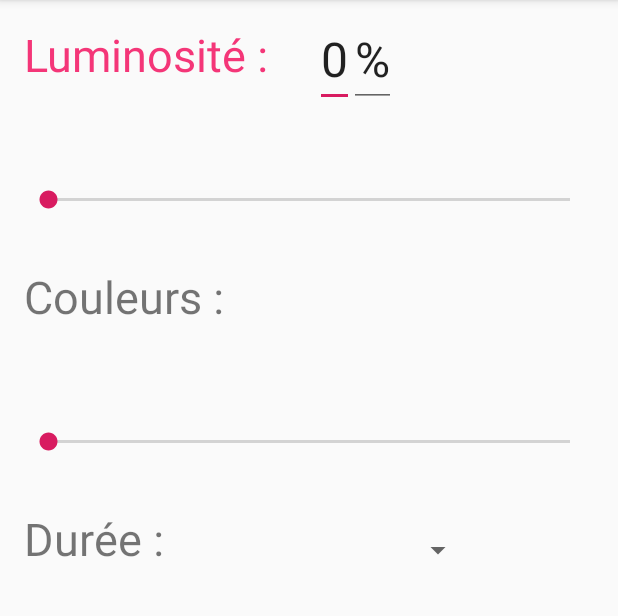
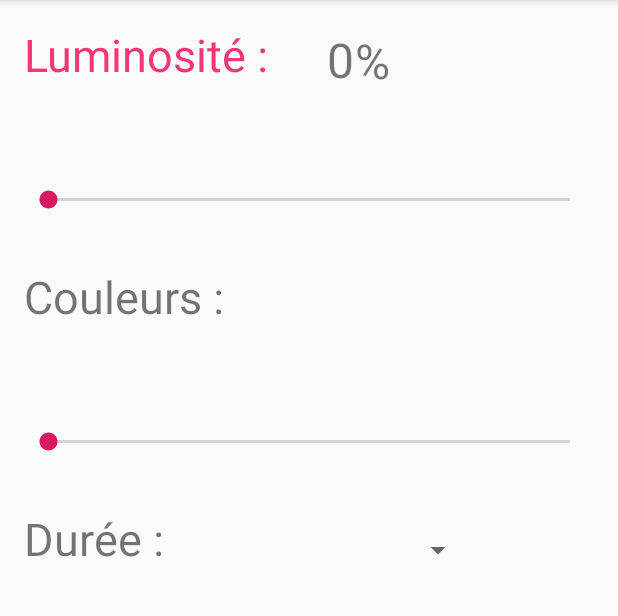
Before and after one commit to cmiesse/ProjetIntegrationGroupe5, an Android app: the LuminosityActivity screen opened directly, with no data from a screen before it, on a phone screen of 412 x 824 dp, the part 84-700 px from its top. Run offline under Robolectric (Android 15) with nearby library versions, the phone set to English and light mode, and no system bars.

Commit message:
Changement design (1->100%)
petite modif afin que cela soit au pixel près.

```diff
--- a/Application/app/src/main/res/layout/activity_luminosity.xml
+++ b/Application/app/src/main/res/layout/activity_luminosity.xml
@@ -7,7 +7,7 @@
     tools:context=".LuminosityActivity"
     android:padding="16dp">
 
-    <androidx.appcompat.widget.AppCompatAutoCompleteTextView
+    <TextView
         android:id="@+id/textview"
         android:layout_width="wrap_content"
         android:layout_height="wrap_content"
@@ -21,11 +21,11 @@
         app:layout_constraintEnd_toEndOf="parent"
         app:layout_constraintTop_toTopOf="parent" />
 
-    <androidx.appcompat.widget.AppCompatAutoCompleteTextView
+    <TextView
         android:id="@+id/textview5"
         android:layout_width="wrap_content"
         android:layout_height="wrap_content"
-        android:layout_marginTop="8dp"
+        android:layout_marginTop="14dp"
         android:layout_marginEnd="135dp"
         android:layout_marginRight="135dp"
         android:layout_marginBottom="50dp"
```
